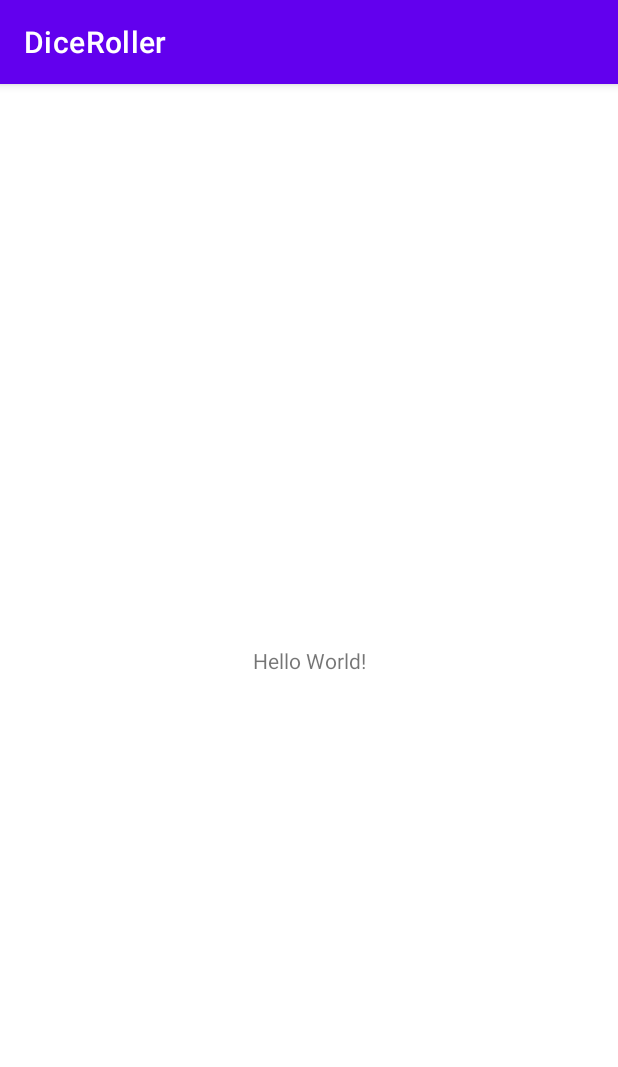
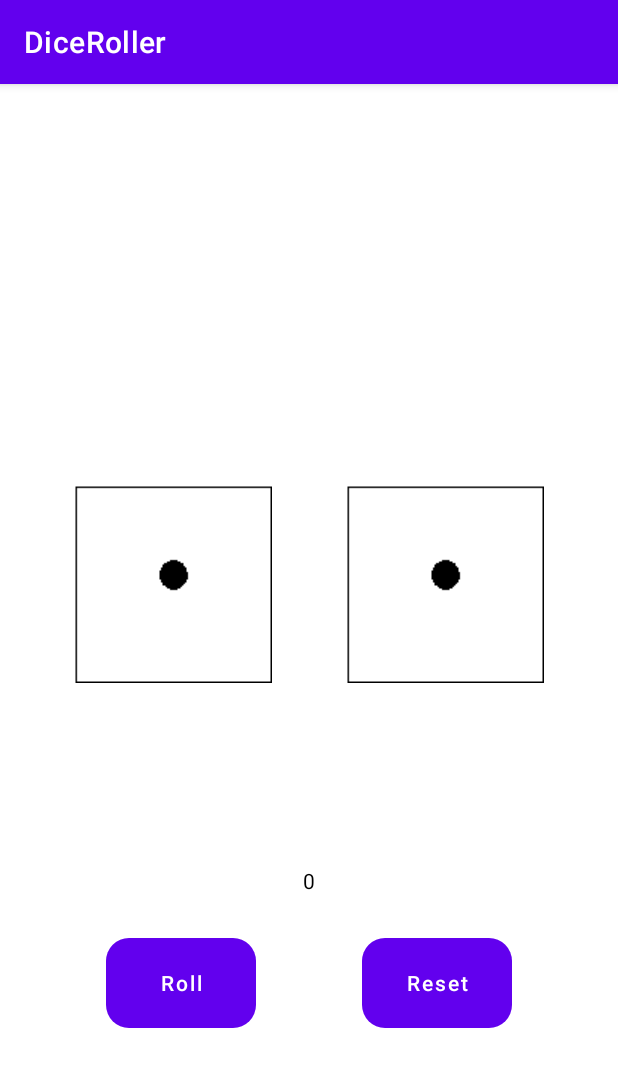
Before and after one commit to Deepbaran/Dice-Roller, an Android app: the screen it shows after launch (MainActivity), on a phone screen of 412 x 824 dp. Shown: the top 1067 px of the screen. Run offline under Robolectric (Android 15) with nearby library versions, the phone set to English and light mode, and no system bars.

Commit message:
All the basic functionalities are added

```diff
--- /dev/null
+++ b/app/src/main/res/drawable/circular_edge_button.xml
@@ -0,0 +1,8 @@
+<?xml version="1.0" encoding="utf-8"?>
+<selector xmlns:android="http://schemas.android.com/apk/res/android">
+    <item >
+        <shape android:shape="rectangle" >
+            <corners android:radius="15dp" />
+        </shape>
+    </item>
+</selector>
--- a/app/src/main/res/layout/activity_main.xml
+++ b/app/src/main/res/layout/activity_main.xml
@@ -6,13 +6,74 @@
     android:layout_height="match_parent"
     tools:context=".MainActivity">
 
-    <TextView
+    <ImageView
+        android:id="@+id/dice_1"
         android:layout_width="wrap_content"
         android:layout_height="wrap_content"
-        android:text="Hello World!"
-        app:layout_constraintBottom_toBottomOf="parent"
+        app:layout_constraintLeft_toLeftOf="parent"
+        app:layout_constraintRight_toLeftOf="@id/dice_2"
+        app:layout_constraintTop_toTopOf="@+id/upperLine"
+        app:srcCompat="@drawable/dice1" />
+
+    <ImageView
+        android:id="@+id/dice_2"
+        android:layout_width="wrap_content"
+        android:layout_height="wrap_content"
+        app:layout_constraintLeft_toRightOf="@id/dice_1"
+        app:layout_constraintRight_toRightOf="parent"
+        app:layout_constraintTop_toTopOf="@+id/upperLine"
+        app:srcCompat="@drawable/dice1" />
+
+    <androidx.constraintlayout.widget.Guideline
+        android:id="@+id/upperLine"
+        android:layout_width="wrap_content"
+        android:layout_height="wrap_content"
+        android:orientation="horizontal"
+        app:layout_constraintGuide_end="501dp" />
+
+    <TextView
+        android:id="@+id/scoreCount"
+        android:layout_width="40dp"
+        android:layout_height="25dp"
+        android:text="@string/_0"
+        android:textAlignment="center"
+        android:gravity="center"
+        android:textColor="@color/black"
+        app:layout_constraintBottom_toTopOf="@id/rollButton"
         app:layout_constraintLeft_toLeftOf="parent"
         app:layout_constraintRight_toRightOf="parent"
-        app:layout_constraintTop_toTopOf="parent" />
+        android:layout_marginBottom="25dp"/>
 
+    <Button
+        android:id="@+id/rollButton"
+        android:layout_width="100dp"
+        android:layout_height="60dp"
+        app:layout_constraintBottom_toBottomOf="parent"
+        app:layout_constraintBottom_toTopOf="@id/bottomLine"
+        app:layout_constraintLeft_toLeftOf="parent"
+        app:layout_constraintRight_toLeftOf="@id/resetButton"
+        android:text="@string/roll"
+        android:textAllCaps="false"
+        android:layout_marginBottom="25dp"
+        android:background="@drawable/circular_edge_button"/>
+
+    <Button
+        android:id="@+id/resetButton"
+        android:layout_width="100dp"
+        android:layout_height="60dp"
+        app:layout_constraintBottom_toBottomOf="parent"
+        app:layout_constraintBottom_toTopOf="@id/bottomLine"
+        app:layout_constraintLeft_toRightOf="@id/rollButton"
+        app:layout_constraintRight_toRightOf="parent"
+        android:text="@string/reset"
+        android:textAllCaps="false"
+        android:layout_marginBottom="25dp"
+        android:background="@drawable/circular_edge_button"/>
+
+    <androidx.constraintlayout.widget.Guideline
+        android:id="@+id/bottomLine"
+        android:layout_width="wrap_content"
+        android:layout_height="wrap_content"
+        android:orientation="horizontal"
+        app:layout_constraintGuide_begin="655dp" />
 </androidx.constraintlayout.widget.ConstraintLayout>
--- a/app/src/main/res/values/strings.xml
+++ b/app/src/main/res/values/strings.xml
@@ -1,3 +1,6 @@
 <resources>
     <string name="app_name">DiceRoller</string>
+    <string name="roll">Roll</string>
+    <string name="_0">0</string>
+    <string name="reset">Reset</string>
 </resources>
```
Also changed, not shown: app/src/main/java/com/deepbarankar/diceroller/MainActivity.java (+77 -0 lines), app/src/main/res/drawable/dice1.png (added), app/src/main/res/drawable/dice2.png (added), app/src/main/res/drawable/dice3.png (added), app/src/main/res/drawable/dice4.png (added), app/src/main/res/drawable/dice5.png (added), app/src/main/res/drawable/dice6.png (added).
